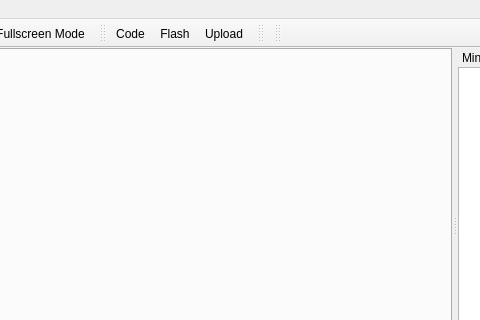
Before: the Qt Designer form qrgui/mainwindow/mainWindow.ui in qreal/qreal, drawn with Qt 5; both pictures show x 474 to 954 and y 0 to 320 of the 1188 by 641 pixel window.
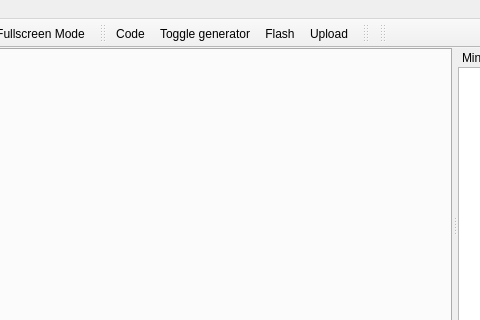
After: the same form once the commit is applied. Icons and pictures are not drawn. Custom widgets are drawn as their Qt base class.

Commit message: Added generator toggle action to MainWindow

Patch:
```diff
--- a/qrgui/mainwindow/mainWindow.ui
+++ b/qrgui/mainwindow/mainWindow.ui
@@ -236,6 +236,7 @@
     <bool>false</bool>
    </attribute>
    <addaction name="actionCode"/>
+   <addaction name="actionToggle_Generator"/>
    <addaction name="actionFlash_Robot"/>
    <addaction name="actionUpload_Program"/>
   </widget>
@@ -655,6 +656,14 @@
     <string>Generate source code for robot</string>
    </property>
   </action>
+  <action name="actionToggle_Generator">
+   <property name="text">
+    <string>Toggle generator</string>
+   </property>
+   <property name="toolTip">
+    <string>Toggle robot generator</string>
+   </property>
+  </action>
   <action name="actionUpload_Program">
    <property name="text">
     <string>Upload</string>
```
The commit also changes 4 other files.
